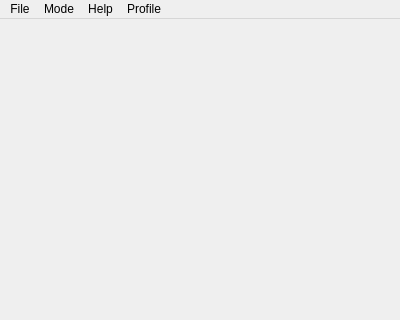
glewn/ChatterBox, file ChatterBox/mainwindow.ui: the form before one commit; both pictures show x 0 to 400 and y 0 to 320 of the 400 by 600 pixel window.
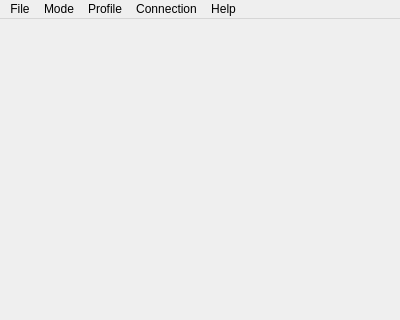
The form after the commit.

Commit message: Fix menubar linking issue

Patch:
```diff
--- a/ChatterBox/mainwindow.ui
+++ b/ChatterBox/mainwindow.ui
@@ -59,10 +59,17 @@
     </property>
     <addaction name="actionProfile_Pic"/>
    </widget>
+   <widget class="QMenu" name="menuConnection">
+    <property name="title">
+     <string>Connection</string>
+    </property>
+    <addaction name="actionConnect"/>
+   </widget>
    <addaction name="menuFile"/>
    <addaction name="menuMode"/>
-   <addaction name="menuHelp"/>
    <addaction name="menuProfile"/>
+   <addaction name="menuConnection"/>
+   <addaction name="menuHelp"/>
   </widget>
   <widget class="QStatusBar" name="statusBar"/>
   <action name="actionListWidget">
```
Left out of the diff: 30 changed lines with no effect on the pictures. The commit also changes 2 other files.
